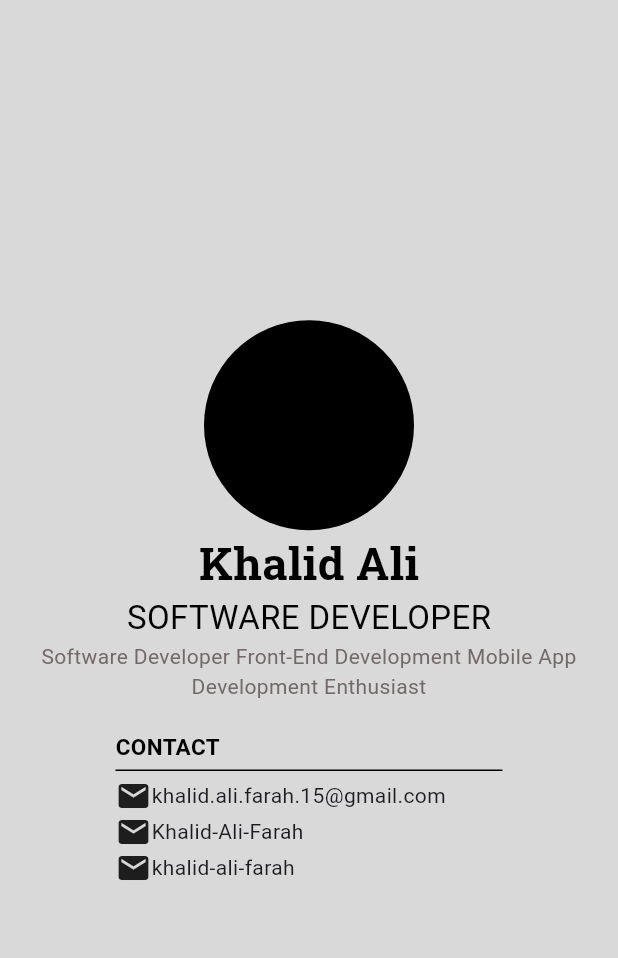
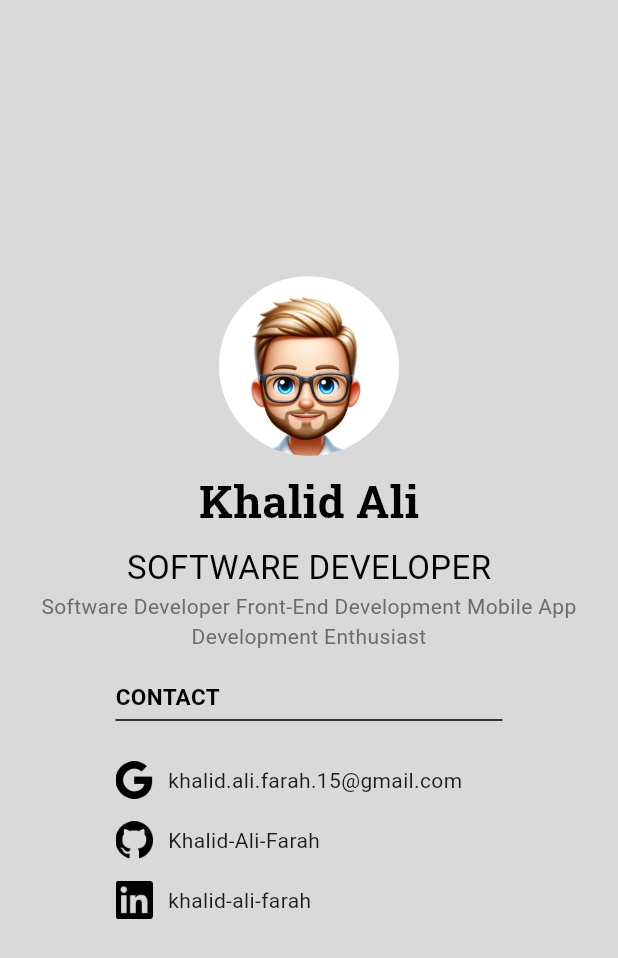
Before and after one commit to Khalid-Ali-Farah/01_my_card, a Flutter app: the screen it shows after launch, on a phone screen of 412 x 824 dp. Shown: the top 958 px of the screen. Run offline on Flutter 3.47's test engine with Material 3 defaults, Android fonts, the phone set to English and light mode, and no system bars.

Commit message:
I have made some enhancement to UI

```diff
--- a/lib/main.dart
+++ b/lib/main.dart
@@ -8,24 +8,32 @@ class MyApp extends StatelessWidget {
   @override
   Widget build(BuildContext context) {
     return const MaterialApp(
+      debugShowCheckedModeBanner: false,
       home: Scaffold(
         backgroundColor: Color(0XFFD9D9D9),
         body: Column(
           mainAxisAlignment: MainAxisAlignment.center,
           children: <Widget>[
+            Column(
+              children: [
                 CircleAvatar(
-              //backgroundImage: AssetImage('images/Y.jpg'),
-              backgroundColor: Colors.black,
+                  backgroundImage: AssetImage(
+                    'images/user.png',
+                  ),
+                  // backgroundColor: Colors.black,
 
-              radius: 70.0,
+                  radius: 60.0,
                 ),
-            Text(
+                Padding(
+                  padding: EdgeInsets.all(8.0),
+                  child: Text(
                     'Khalid Ali',
                     style: TextStyle(
                       fontSize: 30,
                       color: Colors.black,
                       fontWeight: FontWeight.bold,
                       fontFamily: 'RobotoSlab',
+                    ),
                   ),
                 ),
                 Text(
@@ -43,9 +51,12 @@ class MyApp extends StatelessWidget {
                     color: Color(0xFF726969),
                   ),
                 ),
+              ],
+            ),
             Padding(
               padding: EdgeInsets.symmetric(horizontal: 77, vertical: 20),
               child: Column(
+                mainAxisAlignment: MainAxisAlignment.center,
                 children: [
                   Row(
                     children: [
@@ -64,22 +75,54 @@ class MyApp extends StatelessWidget {
                     height: 10,
                     color: Colors.black,
                   ),
+                  SizedBox(
+                    height: 15,
+                  ),
                   Row(
                     children: [
-                      Icon(Icons.mail),
+                      Image(
+                        image: AssetImage('images/google.png'),
+                        width: 25,
+                        color: Colors.black,
+                      ),
+                      SizedBox(
+                        height: 40,
+                        width: 10,
+                      ),
                       Text('khalid.ali.farah.15@gmail.com'),
                     ],
                   ),
                   Row(
                     children: [
-                      Icon(Icons.mail),
+                      Image(
+                        image: AssetImage('images/git.png'),
+                        width: 25,
+                        color: Colors.black,
+                      ),
+                      SizedBox(
+                        height: 40,
+                        width: 10,
+                      ),
                       Text('Khalid-Ali-Farah'),
                     ],
                   ),
                   Row(
                     children: [
-                      Icon(Icons.mail),
-                      Text('khalid-ali-farah'),
+                      Image(
+                        image: AssetImage('images/in.png'),
+                        width: 25,
+                        color: Colors.black,
+                      ),
+                      SizedBox(
+                        height: 40,
+                        width: 10,
+                      ),
+                      Text(
+                        'khalid-ali-farah',
+                        style: TextStyle(
+                          fontSize: 14,
+                        ),
+                      ),
                     ],
                   ),
                 ],
```
Also changed, not shown: images/Y.jpg (deleted), images/git.png (added), images/google.png (added), images/in.png (added), images/user.png (added). Lines whose indentation alone changed are shown as unchanged.
